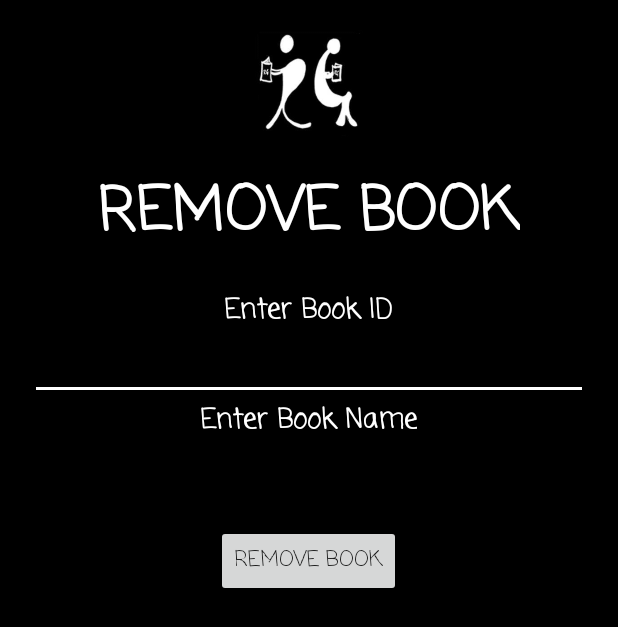
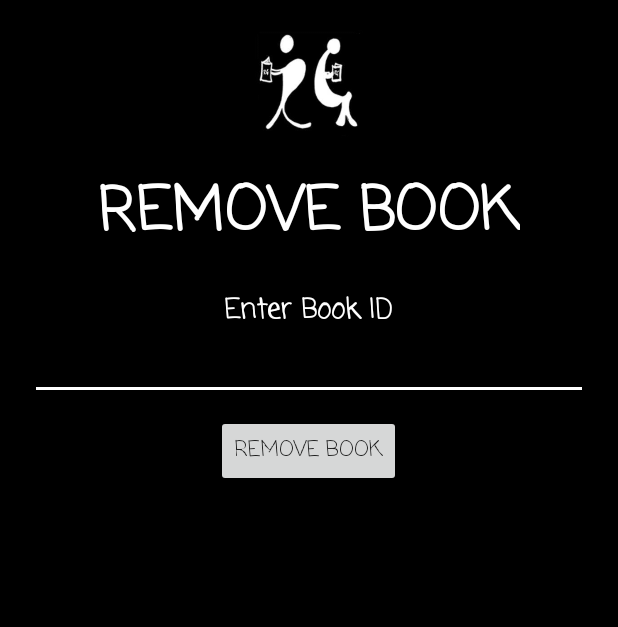
Before and after one commit to vrindasinghal/Reader-s-Guild-App, an Android app: the RemoveBookActivity screen opened directly, with no data from a screen before it, after a tap on "REMOVE BOOK", on a phone screen of 412 x 824 dp. Shown: the top 627 px of the screen. Run offline under Robolectric (Android 15) with nearby library versions, the phone set to English and light mode, and no system bars.

Commit message:
Minor Changes

```diff
--- a/Reader'sGuild/app/src/main/java/com/readersguild/readersguild/DataHelpAddBook.java
+++ b/Reader'sGuild/app/src/main/java/com/readersguild/readersguild/DataHelpAddBook.java
@@ -63,14 +63,14 @@ public class DataHelpAddBook {
         }
     }
 
-    public int deleteBookFromDatabase(Integer bookId) {
+    public Integer deleteBookFromDatabase(Integer bookId) {
         try {
             db.delete(MyOpenHelper.bookMaster, "bookId=" + bookId, null);
             return 1;
         } catch (Exception e) {
             Log.e("Error At", " " + e);
             e.printStackTrace();
-            return 0;
+            return null;
         }
     }
 
@@ -107,14 +107,13 @@ public class DataHelpAddBook {
         try {
             ContentValues conV = new ContentValues();
             conV.put("isIssued", zero);
-            db.update(MyOpenHelper.bookMaster, conV, "bookId='" + id + "'",null);
-            conV.put("isReturned",one);
-            db.update(MyOpenHelper.bookMaster, conV, "bookId='" + id + "'",null);
+            db.update(MyOpenHelper.bookMaster, conV, "bookId='" + id + "'", null);
+            conV.put("isReturned", one);
+            db.update(MyOpenHelper.bookMaster, conV, "bookId='" + id + "'", null);
             conV.put("isReIssued", zero);
-            db.update(MyOpenHelper.bookMaster, conV, "bookId='" + id + "'",null);
+            db.update(MyOpenHelper.bookMaster, conV, "bookId='" + id + "'", null);
             return 1;
-        }
-        catch (Exception e){
+        } catch (Exception e) {
             e.printStackTrace();
             return null;
         }
--- a/Reader'sGuild/app/src/main/java/com/readersguild/readersguild/RemoveBookActivity.java
+++ b/Reader'sGuild/app/src/main/java/com/readersguild/readersguild/RemoveBookActivity.java
@@ -30,12 +30,16 @@ public class RemoveBookActivity extends AppCompatActivity {
         removeBook.setOnClickListener(new View.OnClickListener() {
             @Override
             public void onClick(View view) {
-                bookID = Integer.parseInt(bookIdToBeRemoved.getText().toString());
-                int isDeleted = dataHelpRemoveBook.deleteBookFromDatabase(bookID);
-                if (isDeleted == 1) {
-                    Toast.makeText(RemoveBookActivity.this, "Book Removed Successfully", Toast.LENGTH_SHORT).show();
+                if (bookIdToBeRemoved.getText().toString().equals("")) {
+                    Toast.makeText(RemoveBookActivity.this, "Book ID cannot be empty", Toast.LENGTH_SHORT).show();
                 } else {
-                    Toast.makeText(RemoveBookActivity.this, "Book removal failed", Toast.LENGTH_SHORT).show();
+                    bookID = Integer.parseInt(bookIdToBeRemoved.getText().toString());
+                    int isDeleted = dataHelpRemoveBook.deleteBookFromDatabase(bookID);
+                    if (isDeleted == 1) {
+                        Toast.makeText(RemoveBookActivity.this, "Book Removed Successfully", Toast.LENGTH_SHORT).show();
+                    } else {
+                        Toast.makeText(RemoveBookActivity.this, "Book removal failed", Toast.LENGTH_SHORT).show();
+                    }
                 }
             }
         });
--- a/Reader'sGuild/app/src/main/res/layout/activity_remove_book.xml
+++ b/Reader'sGuild/app/src/main/res/layout/activity_remove_book.xml
@@ -44,23 +44,6 @@
         android:inputType="number"
         android:textColor="#ffffff" />
 
-    <TextView
-        android:layout_width="wrap_content"
-        android:layout_height="wrap_content"
-        android:layout_gravity="center_horizontal"
-        android:fontFamily="casual"
-        android:text="Enter Book Name"
-        android:textColor="#ffffff"
-        android:textSize="18sp"
-        android:textStyle="bold" />
-
-    <EditText
-        android:id="@+id/editText_bookName"
-        android:layout_width="match_parent"
-        android:layout_height="wrap_content"
-        android:layout_gravity="center"
-        android:inputType="text"
-        android:textColor="#ffffff" />
 
     <Button
         android:id="@+id/btn_removeBook"
```
Also changed, not shown: Reader'sGuild/app/src/main/java/com/readersguild/readersguild/AddBookActivity.java (+11 -0 lines), Reader'sGuild/app/src/main/java/com/readersguild/readersguild/ReturnBookActivity.java (+9 -5 lines), Reader'sGuild/app/src/main/java/com/readersguild/readersguild/Tab3.java (+5 -9 lines).
